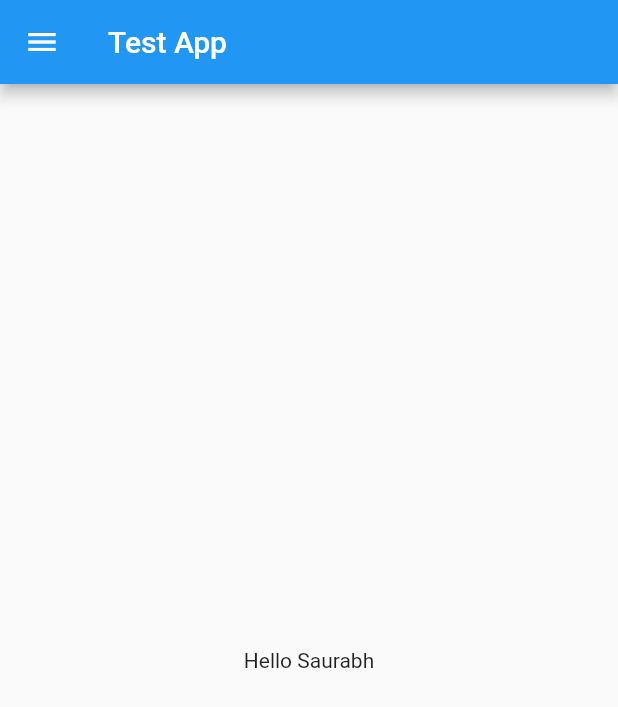
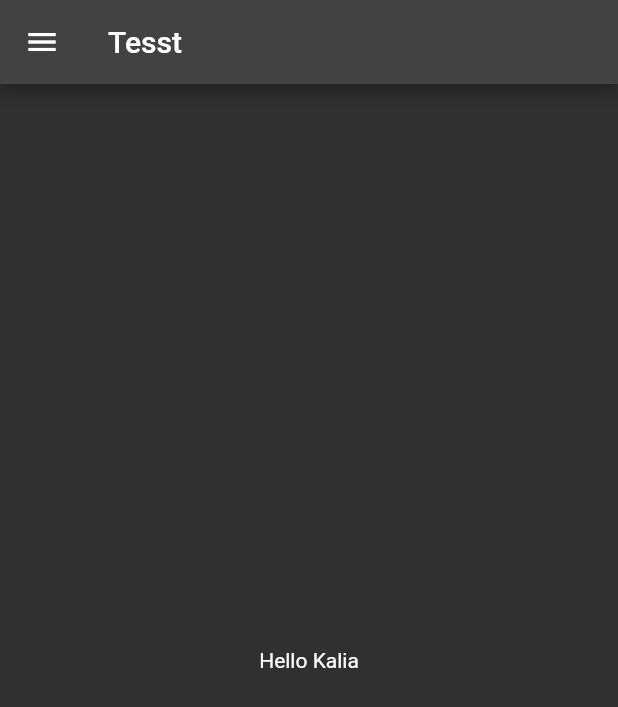
Before and after one commit to saurabhkalia5/First-Flutter-App, a Flutter app: the screen it shows after launch, on a phone screen of 412 x 824 dp. Shown: the top 707 px of the screen. Run offline on Flutter 3.47's test engine with Material 2 defaults, Android fonts, the phone set to English and light mode, and no system bars.

Commit message:
Theme Integrated
Dark Light FUnction

```diff
--- a/lib/main.dart
+++ b/lib/main.dart
@@ -1,5 +1,5 @@
 import 'package:flutter/material.dart';
-import 'package:flutter_application_1/homepage.dart';
+import 'package:flutter_application_1/pages/homepage.dart';
 
 void main(){
   runApp(MyApp());
@@ -11,9 +11,17 @@ class MyApp extends StatelessWidget {
   @override
   Widget build(BuildContext context) {
 
-    return MaterialApp(
+    return  MaterialApp(
       home: HomePage(),
-
+      themeMode: ThemeMode.dark,
+      darkTheme: ThemeData(
+        brightness: Brightness.dark,
+      ),
     );
   }
+
+    bringVeggies({required bool thaila , int rupees= 100}){
+
+    }
+
 }
--- a/lib/homepage.dart
+++ b/lib/pages/homepage.dart
@@ -7,7 +7,7 @@ class HomePage extends StatelessWidget {
   Widget build(BuildContext context) {
 
      int days = 30;
-    String name = "Saurabh";
+    String name = "Kalia";
     bool isTrue = true;
     // return Material(
     //     child: Center(
@@ -19,7 +19,7 @@ class HomePage extends StatelessWidget {
 
     return Scaffold(
       appBar: AppBar(
-        title: Text("Test App"),
+        title: Text("Tesst"),
       ),
       body: Center(
         child: Container(
@@ -29,4 +29,6 @@ class HomePage extends StatelessWidget {
       drawer: Drawer(),
     );
   }
+
+
 }
```
